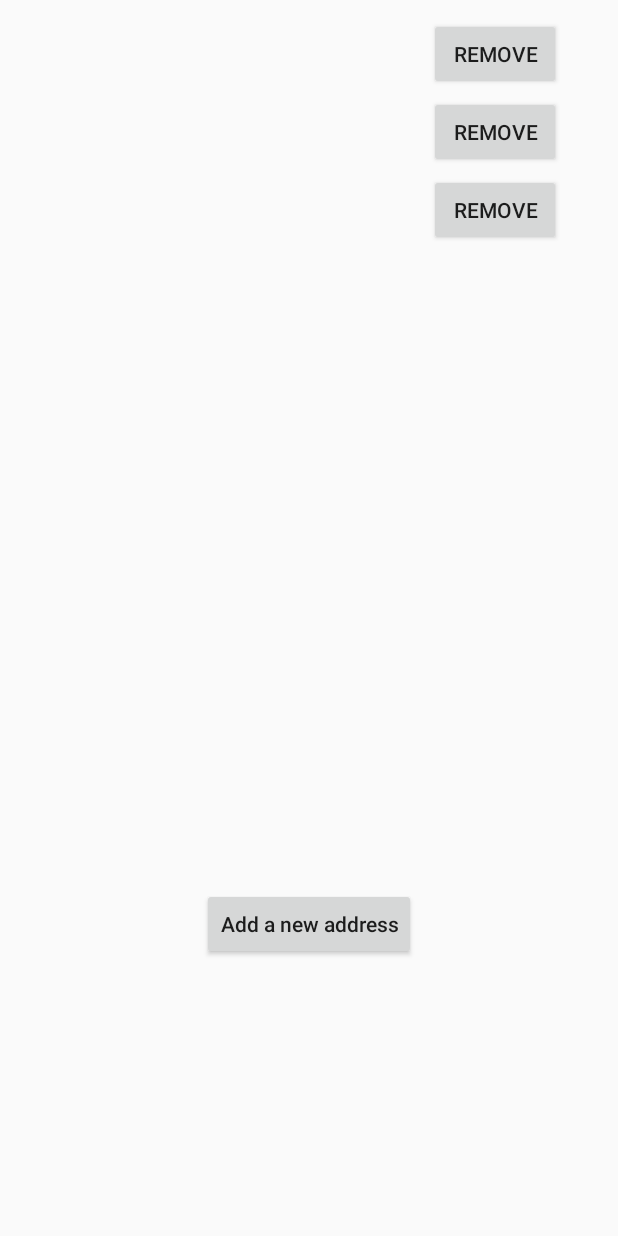
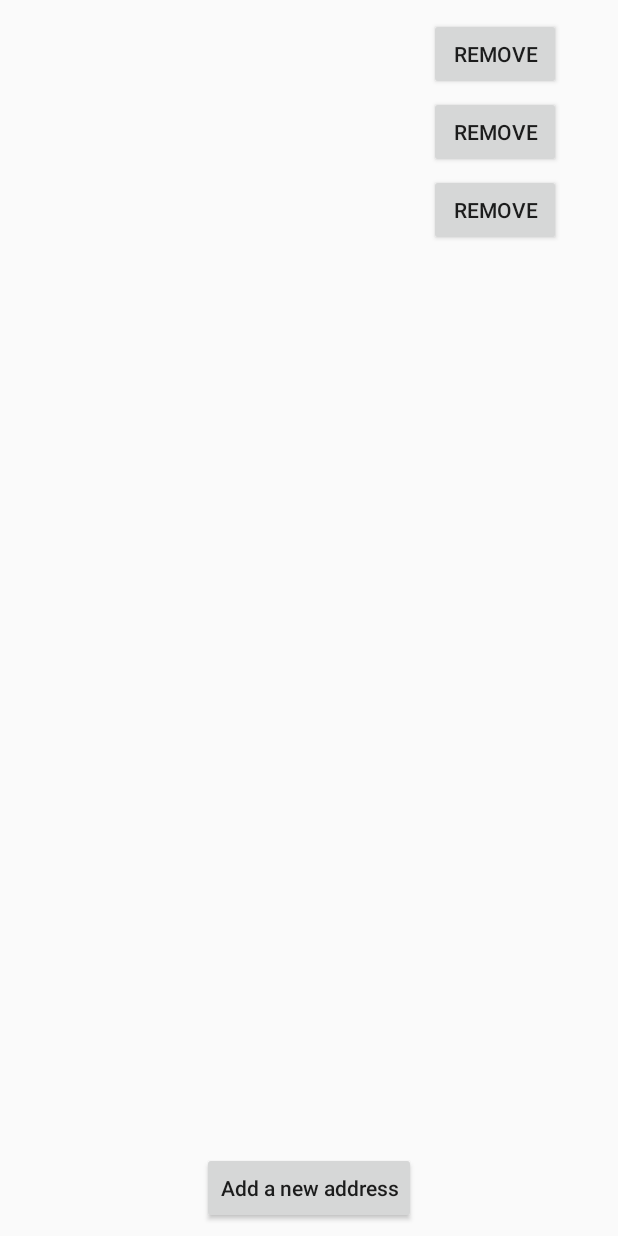
Before and after one commit to EtayP12/WeatherNotifier, an Android app: the layout fragment_locations_list.xml on its own in the app's theme, with its tools: preview values and no code run, on a phone screen of 412 x 824 dp. Run offline under Robolectric (Android 15) with nearby library versions, the phone set to English and light mode, and no system bars.

```diff
--- a/app/src/main/res/layout/fragment_locations_list.xml
+++ b/app/src/main/res/layout/fragment_locations_list.xml
@@ -18,14 +18,13 @@
         android:textAllCaps="false"
         app:layout_constraintBottom_toBottomOf="parent"
         app:layout_constraintLeft_toLeftOf="parent"
-        app:layout_constraintRight_toRightOf="parent"
-        app:layout_constraintTop_toBottomOf="@+id/list" />
+        app:layout_constraintRight_toRightOf="parent" />
 
     <android.support.v7.widget.RecyclerView
         android:id="@+id/list"
         android:name="com.example.etayp.weathernotifier.LocationsFragment"
-        android:layout_width="395dp"
-        android:layout_height="400dp"
+        android:layout_width="match_parent"
+        android:layout_height="450dp"
         android:layout_marginLeft="8dp"
         android:layout_marginRight="8dp"
         android:layout_marginTop="8dp"
```
